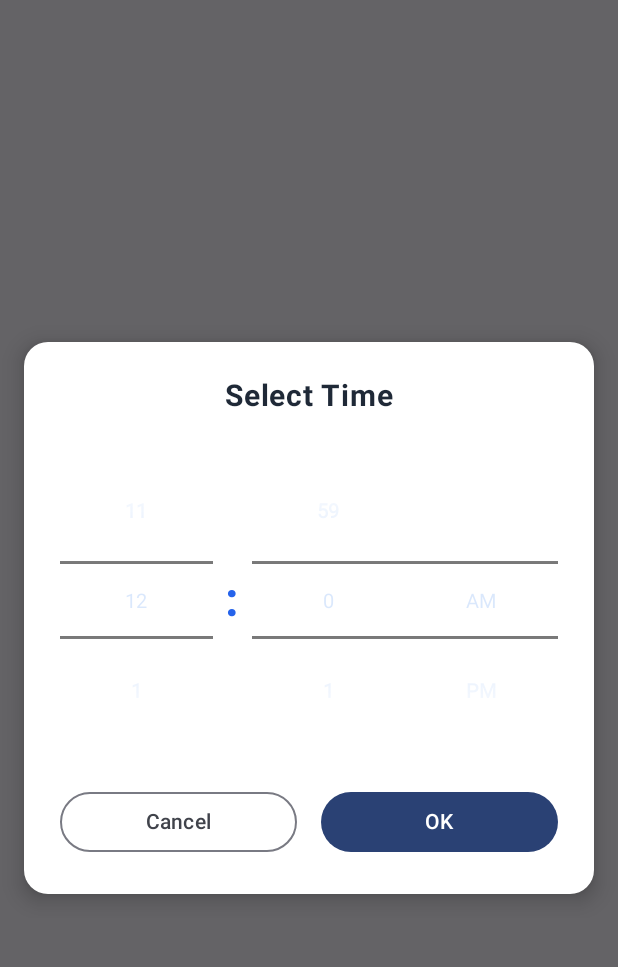
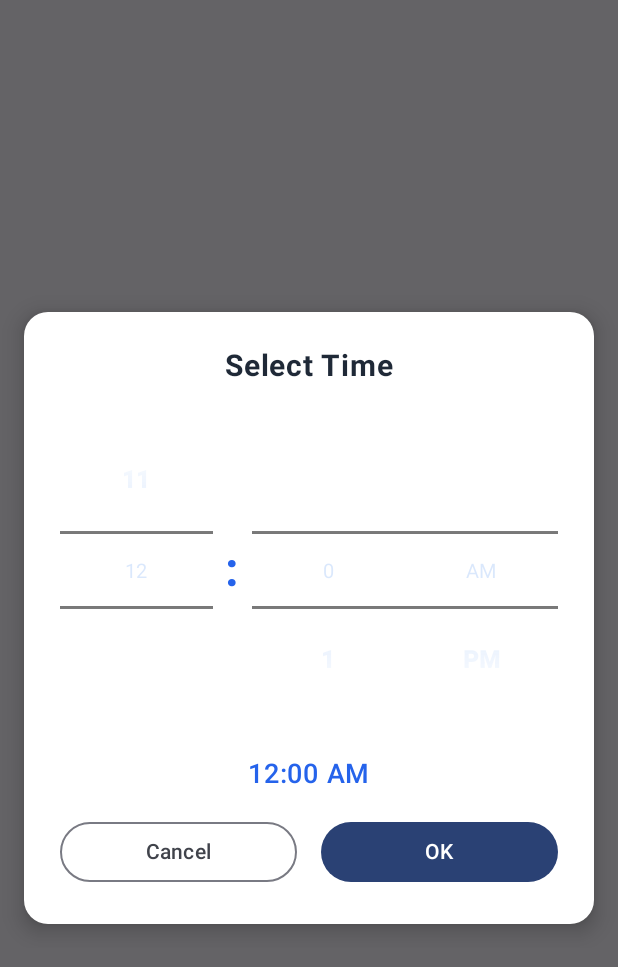
Before and after one commit to wahidsuman/Pill-, an Android app built with Jetpack Compose: the composable CustomTimePickerDialog shown on its own in the app's theme, after a tap on "OK", on a phone screen of 412 x 824 dp. Shown: the top 967 px of the screen. Run offline under Robolectric (Android 15) with nearby library versions, the phone set to English and light mode, and no system bars.

Commit message:
Enhance CustomTimePickerDialog with improved styling and functionality
- Return time as formatted string (e.g., '12:17 AM') instead of separate parameters
- Enhanced NumberPicker styling with better center row highlighting
- Improved wheel/spinner appearance with proper configuration
- Added real-time preview of selected time in dialog
- Better visual feedback with deep blue center row and gray non-selected items
- Enhanced divider colors and selection indicators
- Proper time string parsing in AddPillModal integration
- All requirements met: center row selection, wheel appearance, real-time updates

```diff
--- a/app/src/main/java/com/pilltracker/app/ui/components/CustomTimePickerDialog.kt
+++ b/app/src/main/java/com/pilltracker/app/ui/components/CustomTimePickerDialog.kt
@@ -29,7 +29,7 @@ fun CustomTimePickerDialog(
     initialHour: Int = 12,
     initialMinute: Int = 0,
     isAM: Boolean = true,
-    onTimeSelected: (hour: Int, minute: Int, isAM: Boolean) -> Unit,
+    onTimeSelected: (timeString: String) -> Unit,
     onDismiss: () -> Unit
 ) {
     var selectedHour by remember { mutableStateOf(initialHour) }
@@ -108,7 +108,23 @@ fun CustomTimePickerDialog(
                     )
                 }
 
-                Spacer(modifier = Modifier.height(24.dp))
+                Spacer(modifier = Modifier.height(16.dp))
+
+                // Real-time preview of selected time
+                Text(
+                    text = String.format(
+                        "%02d:%02d %s",
+                        selectedHour,
+                        selectedMinute,
+                        if (selectedIsAM) "AM" else "PM"
+                    ),
+                    fontSize = 18.sp,
+                    fontWeight = FontWeight.Medium,
+                    color = Blue600,
+                    modifier = Modifier.padding(vertical = 8.dp)
+                )
+
+                Spacer(modifier = Modifier.height(8.dp))
 
                 // Action Buttons
                 Row(
@@ -128,7 +144,13 @@ fun CustomTimePickerDialog(
                     // OK Button
                     Button(
                         onClick = {
-                            onTimeSelected(selectedHour, selectedMinute, selectedIsAM)
+                            val timeString = String.format(
+                                "%02d:%02d %s",
+                                selectedHour,
+                                selectedMinute,
+                                if (selectedIsAM) "AM" else "PM"
+                            )
+                            onTimeSelected(timeString)
                             onDismiss()
                         },
                         modifier = Modifier.weight(1f)
@@ -169,6 +191,10 @@ fun CustomNumberPicker(
                     }
                 }
 
+                // Configure for wheel/spinner appearance
+                wrapSelectorWheel = false
+                descendantFocusability = android.view.ViewGroup.FOCUS_BLOCK_DESCENDANTS
+
                 // Customize appearance
                 setTextColor(Blue600.toArgb())
                 setTextSize(20f)
@@ -194,15 +220,31 @@ private fun NumberPicker.applyCustomStyling() {
         selectorWheelPaintField.isAccessible = true
         val selectorWheelPaint = selectorWheelPaintField.get(this) as android.graphics.Paint
 
-        // Set text color for center item (selected)
+        // Set text color for center item (selected) - deep blue and bold
         selectorWheelPaint.color = Blue600.toArgb()
-        selectorWheelPaint.textSize = 20f
+        selectorWheelPaint.textSize = 24f
         selectorWheelPaint.isFakeBoldText = true
+        selectorWheelPaint.typeface = android.graphics.Typeface.DEFAULT_BOLD
 
-        // Set text color for non-selected items
+        // Set text color for non-selected items - light gray
         val textColorField = NumberPicker::class.java.getDeclaredField("mTextColor")
         textColorField.isAccessible = true
         textColorField.set(this, Gray400.toArgb())
+
+        // Set divider color to match the theme
+        val dividerColorField = NumberPicker::class.java.getDeclaredField("mDividerColor")
+        dividerColorField.isAccessible = true
+        dividerColorField.set(this, Blue600.toArgb())
+
+        // Set selection divider color
+        val selectionDividerColorField = NumberPicker::class.java.getDeclaredField("mSelectionDividerColor")
+        selectionDividerColorField.isAccessible = true
+        selectionDividerColorField.set(this, Blue600.toArgb())
+
+        // Set selection divider height
+        val selectionDividerHeightField = NumberPicker::class.java.getDeclaredField("mSelectionDividerHeight")
+        selectionDividerHeightField.isAccessible = true
+        selectionDividerHeightField.set(this, 2)
 
     } catch (e: Exception) {
         // Fallback if reflection fails
```
Also changed, not shown: app/src/main/java/com/pilltracker/app/ui/components/AddPillModal.kt (+10 -3 lines).
